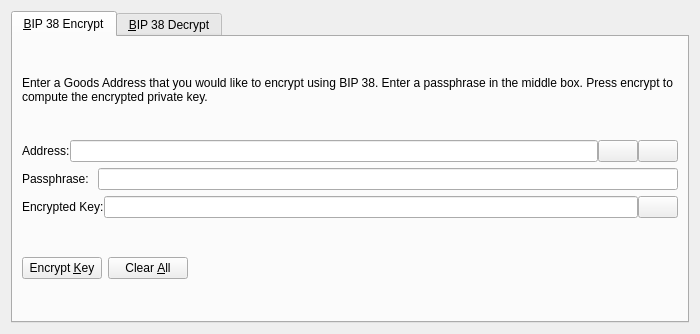
The window that src/qt/forms/bip38tooldialog.ui (buddilla/GoCash-Core) describes before a commit, drawn with Qt 5.
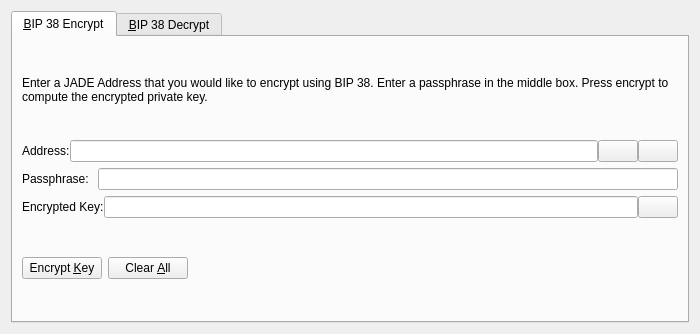
The same window after the commit. The open tabs and pages were chosen to show the change. Icons and pictures are not drawn. Custom widgets are drawn as their Qt base class.

Diff of the .ui file:
```diff
--- a/src/qt/forms/bip38tooldialog.ui
+++ b/src/qt/forms/bip38tooldialog.ui
@@ -30,7 +30,7 @@
        <item>
         <widget class="QLabel" name="infoLabel_ENC">
          <property name="text">
-          <string>Enter a Goods Address that you would like to encrypt using BIP 38. Enter a passphrase in the middle box. Press encrypt to compute the encrypted private key.</string>
+          <string>Enter a JADE Address that you would like to encrypt using BIP 38. Enter a passphrase in the middle box. Press encrypt to compute the encrypted private key.</string>
          </property>
          <property name="textFormat">
           <enum>Qt::PlainText</enum>
```
Left out of the diff: 24 changed lines with no effect on the pictures.
